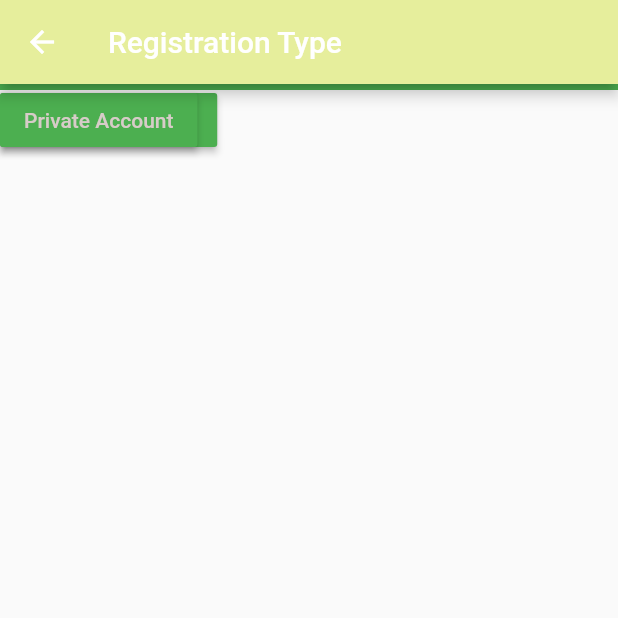
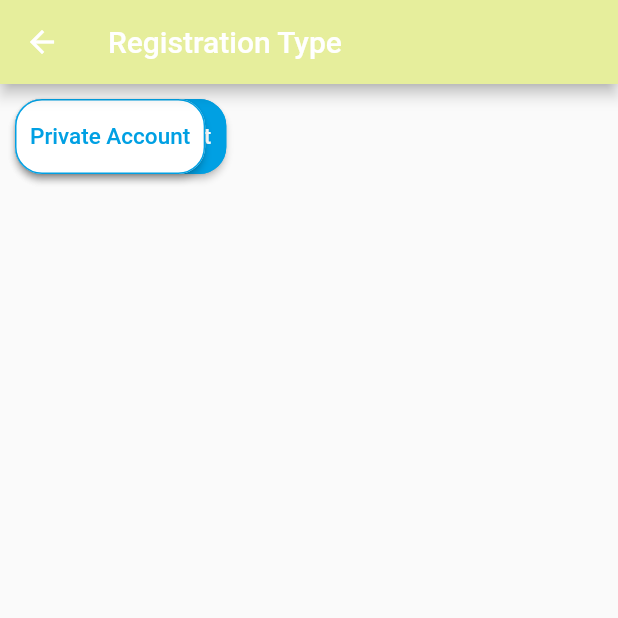
Before and after one commit to noor396/joud_app, a Flutter app: the Register screen opened directly, on a phone screen of 412 x 824 dp, the top half of it. Run offline on Flutter 3.47's test engine with Material 2 defaults, Android fonts, the phone set to English and light mode, and no system bars; our stand-ins replace cloud_firestore, firebase_auth, firebase_core, firebase_storage, geolocator, google_maps_flutter and 2 more; missing offline and left inert: dart:html, dart:js, geocoder; accounts and stored records are empty.

Commit message:
nefal 2_4_2021

```diff
--- a/joud_app/lib/Authentication/register.dart
+++ b/joud_app/lib/Authentication/register.dart
@@ -21,40 +21,37 @@ class _RegisterState extends State<Register> {
         ),
         body: Stack(
           children: [
-            RaisedButton(
+            Container(
+              margin: EdgeInsets.all(10),
+              height: 50.0,
+              child: RaisedButton(
+                shape: RoundedRectangleBorder(
+                    borderRadius: BorderRadius.circular(18.0),
+                    side: BorderSide(color: Color.fromRGBO(0, 160, 227, 1))),
                 onPressed: () {
                   Register_B();
                 },
-              color: Colors.green,
-              child: Text(
-                "Business Account",
-                style: TextStyle(
-                  color: Color.fromRGBO(215, 204, 200, 1.0),
+                padding: EdgeInsets.all(10.0),
+                color: Color.fromRGBO(0, 160, 227, 1),
+                textColor: Colors.white,
+                child: Text("Business Account", style: TextStyle(fontSize: 15)),
               ),
             ),
-            ),
-            SizedBox(
-              height: 30.0,
-            ),
-            RaisedButton(
+            Container(
+              margin: EdgeInsets.all(10),
+              height: 50.0,
+              child: RaisedButton(
+                shape: RoundedRectangleBorder(
+                    borderRadius: BorderRadius.circular(18.0),
+                    side: BorderSide(color: Color.fromRGBO(0, 160, 227, 1))),
                 onPressed: () {
                   Register_P();
                 },
-              color: Colors.green,
-              child: Text(
-                "Private Account",
-                style: TextStyle(
-                  color: Color.fromRGBO(215, 204, 200, 1.0),
+                padding: EdgeInsets.all(10.0),
+                color: Colors.white,
+                textColor: Color.fromRGBO(0, 160, 227, 1),
+                child: Text("Private Account", style: TextStyle(fontSize: 15)),
               ),
-              ),
-            ),
-            SizedBox(
-              height: 30.0,
-            ),
-            Container(
-              height: 4.0,
-              // width: screenWidth * 0.8,
-              color: Colors.green,
             ),
           ],
         ));
```
Lines whose indentation alone changed are shown as unchanged.
